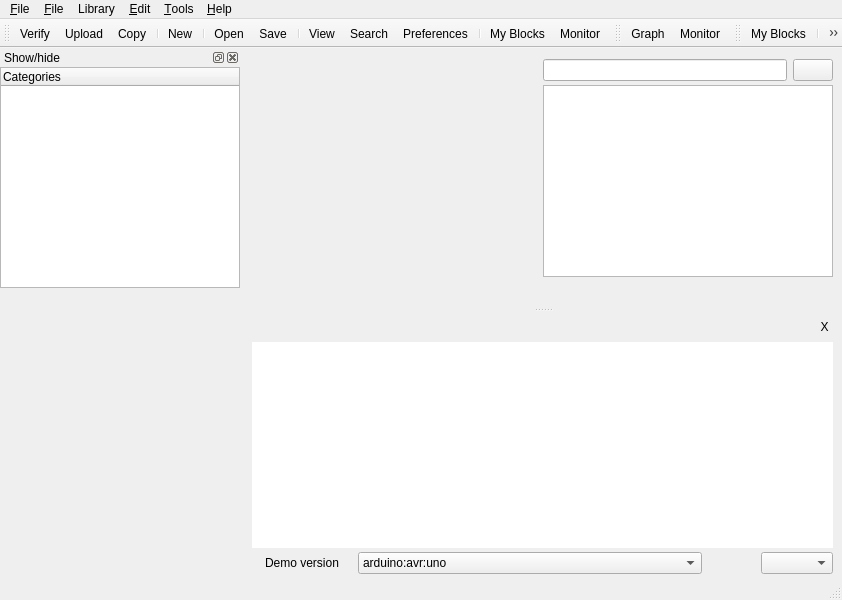
roboticafacil/facilino, file src/mainwindow.ui: the form before one commit.
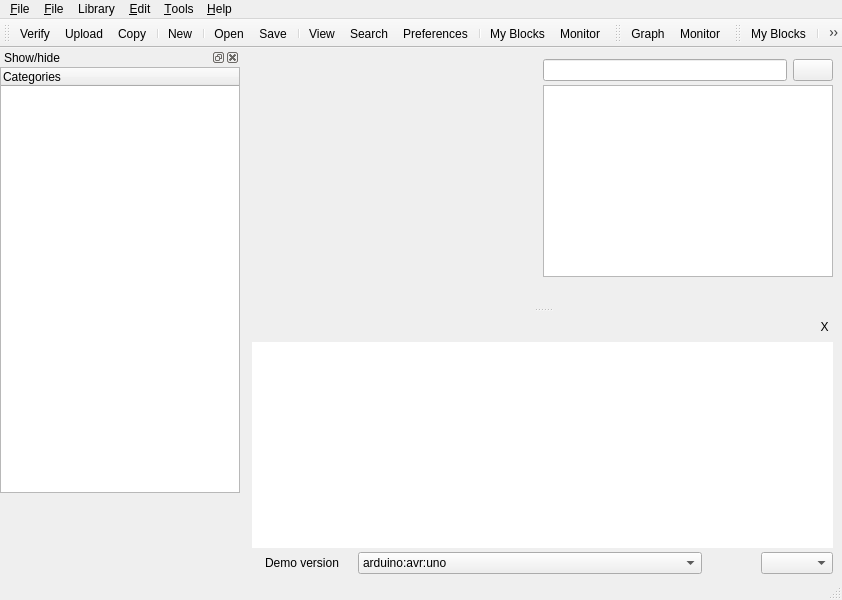
The form after the commit. Icons and pictures are not drawn. Custom widgets are drawn as their Qt base class.

```diff
--- a/src/mainwindow.ui
+++ b/src/mainwindow.ui
@@ -741,7 +741,7 @@
        <x>0</x>
        <y>0</y>
        <width>240</width>
-       <height>221</height>
+       <height>426</height>
       </rect>
      </property>
      <property name="sizePolicy">
```
